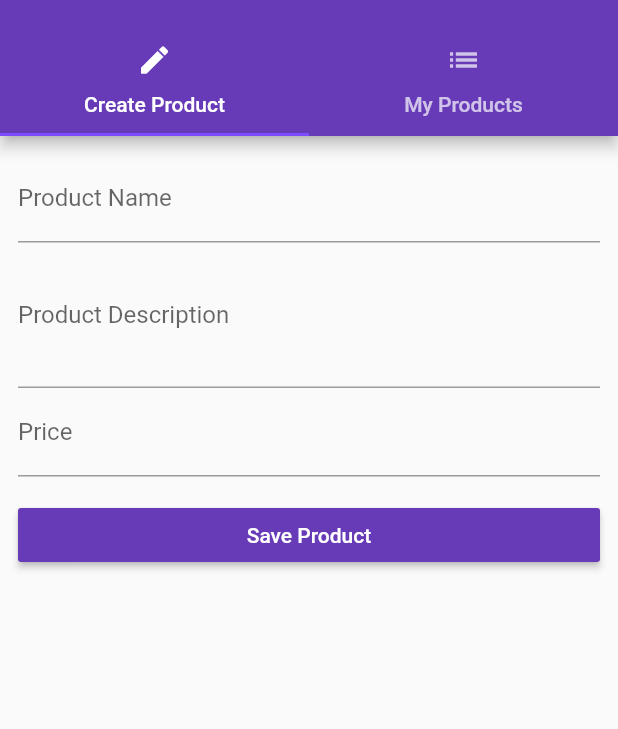
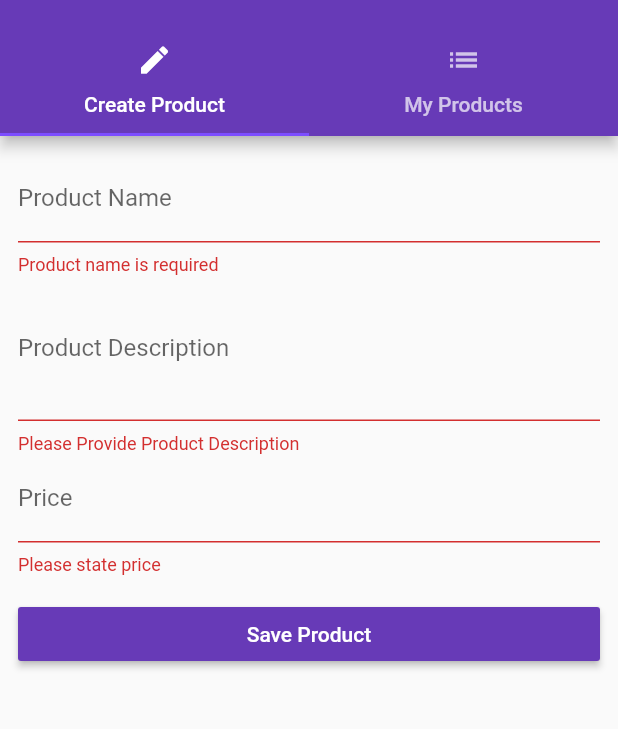
Before and after one commit to KingsleyUsoroeno/Product-Cart, a Flutter app: the ManageProductPage screen opened by its route, after a tap on "Save Product", on a phone screen of 412 x 824 dp, the part 59-788 px from its top. Run offline on Flutter 3.47's test engine with Material 2 defaults, Android fonts, the phone set to English and light mode, and no system bars.

Commit message:
Implemented Products Page and ability to update products

```diff
--- a/lib/main.dart
+++ b/lib/main.dart
@@ -24,6 +24,16 @@ class MyAppState extends State<MyApp> {
     });
   }
 
+  void updateProduct(int index, ProductPojo product) {
+    setState(() {
+      print("Product is ${_products[index]}");
+      if (_products != null) {
+        _products[index] = product;
+      }
+      print("Product is ${_products.toString()}");
+    });
+  }
+
   void _deleteProduct(int position) {
     setState(() {
       _products.removeAt(position);
@@ -34,14 +44,15 @@ class MyAppState extends State<MyApp> {
   Widget build(BuildContext context) {
     return MaterialApp(
         theme: ThemeData(
-            brightness: Brightness.light,
-            primarySwatch: Colors.deepPurple,
-            accentColor: Colors.deepPurpleAccent,),
+          brightness: Brightness.light,
+          primarySwatch: Colors.deepPurple,
+          accentColor: Colors.deepPurpleAccent,
+        ),
         routes: {
           '/home': (BuildContext context) =>
               HomePage(_products, _deleteProduct),
           '/manageProduct': (BuildContext context) =>
-              ManageProductPage(_addProduct),
+              ManageProductPage(_addProduct, updateProduct, _products),
         },
         // ignore: missing_return
         onGenerateRoute: (RouteSettings settings) {
--- /dev/null
+++ b/lib/pages/create_or_edit_product_page.dart
@@ -0,0 +1,159 @@
+import 'package:flutter/material.dart';
+import 'package:flutter_course/productPojo.dart';
+
+class ProductCreateOrEditPage extends StatefulWidget {
+  final Function addProduct;
+  final Function updateProduct;
+  final ProductPojo product;
+  final int productIndex;
+
+  ProductCreateOrEditPage(
+      {this.addProduct, this.updateProduct, this.product, this.productIndex});
+
+  @override
+  State<StatefulWidget> createState() {
+    return ProductCreateOrEditState();
+  }
+}
+
+class ProductCreateOrEditState extends State<ProductCreateOrEditPage> {
+  final GlobalKey<FormState> _formKey = GlobalKey<FormState>();
+  final Map<String, dynamic> _formData = {
+    "productName": "",
+    "productDesription": "",
+    "productPrice": 10,
+    "image": "assets/images/food.jpg"
+  };
+
+  void _showModalBottomSheet(BuildContext context) {
+    showModalBottomSheet(
+        context: context,
+        builder: (BuildContext context) {
+          return Center(
+            child: Text('These is a modal '),
+          );
+        });
+  }
+
+  Widget _buildTitleTextField() {
+    return TextFormField(
+      decoration: InputDecoration(labelText: 'Product Name'),
+      initialValue: widget.product != null ? widget.product.productName : "",
+      // ignore: missing_return
+      validator: (String val) {
+        if (val.trim().isEmpty) {
+          return 'Product name is required';
+        }
+      },
+      onSaved: (String val) {
+        _formData['productName'] = val;
+      },
+    );
+  }
+
+  Widget _buildDescTextField() {
+    return TextFormField(
+      maxLines: 3,
+      decoration: InputDecoration(labelText: 'Product Description'),
+      keyboardType: TextInputType.multiline,
+      initialValue: widget.product != null ? widget.product.productDesc : "",
+      // ignore: missing_return
+      validator: (String input) {
+        if (input.trim().isEmpty) {
+          return 'Please Provide Product Description ';
+        }
+      },
+      onSaved: (String val) {
+        _formData['productDesription'] = val;
+      },
+    );
+  }
+
+  Widget _buildPriceTextField() {
+    return TextFormField(
+      decoration: InputDecoration(labelText: 'Price'),
+      keyboardType: TextInputType.number,
+      initialValue:
+          widget.product != null ? widget.product.productPrice.toString() : "",
+      // ignore: missing_return
+      validator: (String input) {
+        if (input.trim().isEmpty) {
+          return 'Please state price';
+        }
+      },
+      onSaved: (String val) {
+        _formData['productPrice'] = double.parse(val);
+      },
+    );
+  }
+
+  void _createProduct() {
+    /** Form Validation*/
+    if (_formKey.currentState.validate()) {
+      // these simply means that if all validation logic is okay go ahead and save the inputs
+      print('Saving input');
+      _formKey.currentState.save();
+      // only create a new product if we don't have a product to edit
+      if (widget.product == null) {
+        String productName = _formData["productName"];
+        String productDes = _formData["productDesription"];
+        double productPrice = _formData["productPrice"];
+        String image = _formData["image"];
+
+        ProductPojo product =
+            ProductPojo(productName, productDes, image, productPrice);
+        widget.addProduct(product);
+      } else {
+        String productName = _formData["productName"];
+        String productDes = _formData["productDesription"];
+        double productPrice = _formData["productPrice"];
+        String image = _formData["image"];
+
+        ProductPojo product =
+            ProductPojo(productName, productDes, image, productPrice);
+        print("product index is ${widget.productIndex}");
+        widget.updateProduct(widget.productIndex, product);
+      }
+      Navigator.pushReplacementNamed(context, "/home");
+    }
+  }
+
+  // TODO create a custom textInput Widget that can be reUsed
+  @override
+  Widget build(BuildContext context) {
+    final Widget pageContent = GestureDetector(
+        onTap: () {
+          FocusScope.of(context).requestFocus(FocusNode());
+        },
+        child: Container(
+            margin: EdgeInsets.all(12.0),
+            child: Form(
+                key: _formKey,
+                child: ListView(
+                  children: <Widget>[
+                    _buildTitleTextField(),
+                    _buildDescTextField(),
+                    _buildPriceTextField(),
+                    Container(
+                      margin: EdgeInsets.only(top: 15.0),
+                      child: RaisedButton(
+                        textColor: Colors.white,
+                        color: Theme.of(context).primaryColor,
+                        child: Text(widget.product != null
+                            ? 'Edit Product'
+                            : 'Save Product'),
+                        onPressed: () => _createProduct(),
+                      ),
+                    )
+                  ],
+                ))));
+    return widget.product == null
+        ? pageContent
+        : Scaffold(
+            appBar: AppBar(
+              title: Text("Edit Product"),
+            ),
+            body: pageContent,
+          );
+  }
+}
--- a/lib/pages/create_product_page.dart
+++ /dev/null
@@ -1,100 +0,0 @@
-import 'package:flutter/material.dart';
-import 'package:flutter_course/productPojo.dart';
-
-class ProductCreatePage extends StatefulWidget {
-  final Function _addProduct;
-
-  ProductCreatePage(this._addProduct);
-
-  @override
-  State<StatefulWidget> createState() {
-    return ProductCreateState();
-  }
-}
-
-class ProductCreateState extends State<ProductCreatePage> {
-  void _showModalBottomSheet(BuildContext context) {
-    showModalBottomSheet(
-        context: context,
-        builder: (BuildContext context) {
-          return Center(
-            child: Text('These is a modal '),
-          );
-        });
-  }
-
-  Widget _buildTitleTextField() {
-    return TextField(
-      decoration: InputDecoration(labelText: 'Product Name'),
-      onChanged: (String val) {
-        setState(() {
-          _productName = val;
-        });
-      },
-    );
-  }
-
-  Widget _buildDescTextField() {
-    return TextField(
-      maxLines: 3,
-      decoration: InputDecoration(labelText: 'Product Description'),
-      keyboardType: TextInputType.multiline,
-      onChanged: (String val) {
-        setState(() {
-          _productDesc = val;
-        });
-      },
-    );
-  }
-
-  Widget _buildPriceTextField() {
-    return TextField(
-      decoration: InputDecoration(labelText: 'Price'),
-      keyboardType: TextInputType.number,
-      onChanged: (String val) {
-        setState(() {
-          _price = double.parse(val);
-        });
-      },
-    );
-  }
-
-  void _createProduct() {
-    if (_productName == null && _productDesc == null) {
-      return;
-    }
-
-    ProductPojo product = ProductPojo(
-        _productName, _productDesc, "assets/images/food.jpg", _price);
-    print('Product to be added is ${product.toString()}');
-    widget._addProduct(product);
-    Navigator.pushReplacementNamed(context, "/home");
-  }
-
-  String _productName;
-  String _productDesc;
-  double _price;
-
-  // TODO create a custom textInput Widget that can be reUsed
-  @override
-  Widget build(BuildContext context) {
-    return Container(
-        margin: EdgeInsets.all(12.0),
-        child: ListView(
-          children: <Widget>[
-            _buildTitleTextField(),
-            _buildDescTextField(),
-            _buildPriceTextField(),
-            Container(
-              margin: EdgeInsets.only(top: 15.0),
-              child: RaisedButton(
-                textColor: Colors.white,
-                color: Theme.of(context).primaryColor,
-                child: Text('Save Product'),
-                onPressed: () => _createProduct(),
-              ),
-            )
-          ],
-        ));
-  }
-}
--- a/lib/pages/manage_products.dart
+++ b/lib/pages/manage_products.dart
@@ -1,11 +1,15 @@
 import 'package:flutter/material.dart';
-import 'package:flutter_course/pages/create_product_page.dart';
+import 'package:flutter_course/pages/create_or_edit_product_page.dart';
 import 'package:flutter_course/pages/my_products_page.dart';
+
+import '../productPojo.dart';
 
 class ManageProductPage extends StatelessWidget {
   final Function _addProduct;
+  final Function updateProduct;
+  final List<ProductPojo> _products;
 
-  ManageProductPage(this._addProduct);
+  ManageProductPage(this._addProduct, this.updateProduct, this._products);
 
   @override
   Widget build(BuildContext context) {
@@ -48,8 +52,11 @@ class ManageProductPage extends StatelessWidget {
           ),
           body: TabBarView(
             children: <Widget>[
-              ProductCreatePage(_addProduct),
-              MyProductsPage(),
+              ProductCreateOrEditPage(
+                addProduct: _addProduct,
+              ),
+              MyProductsPage(
+                products: _products, updateProduct: updateProduct,),
             ],
           ),
         ));
```
Also changed, not shown: lib/pages/auth_page.dart (+42 -21 lines), lib/pages/my_products_page.dart (+34 -3 lines), lib/productPojo.dart (+17 -0 lines).
